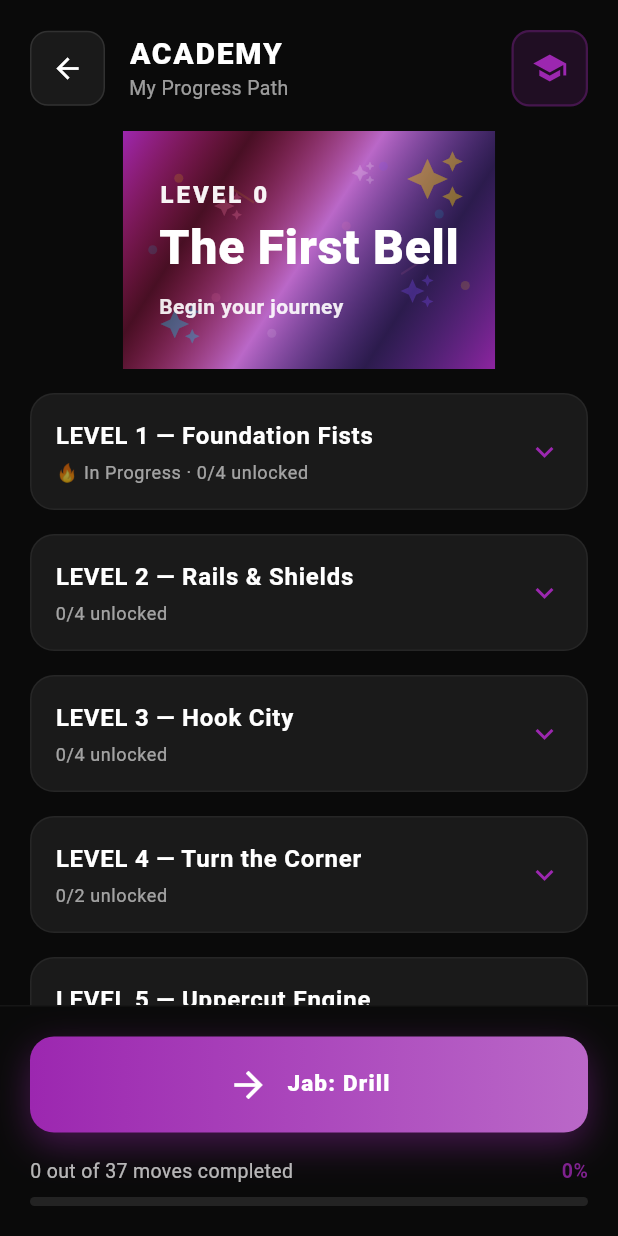
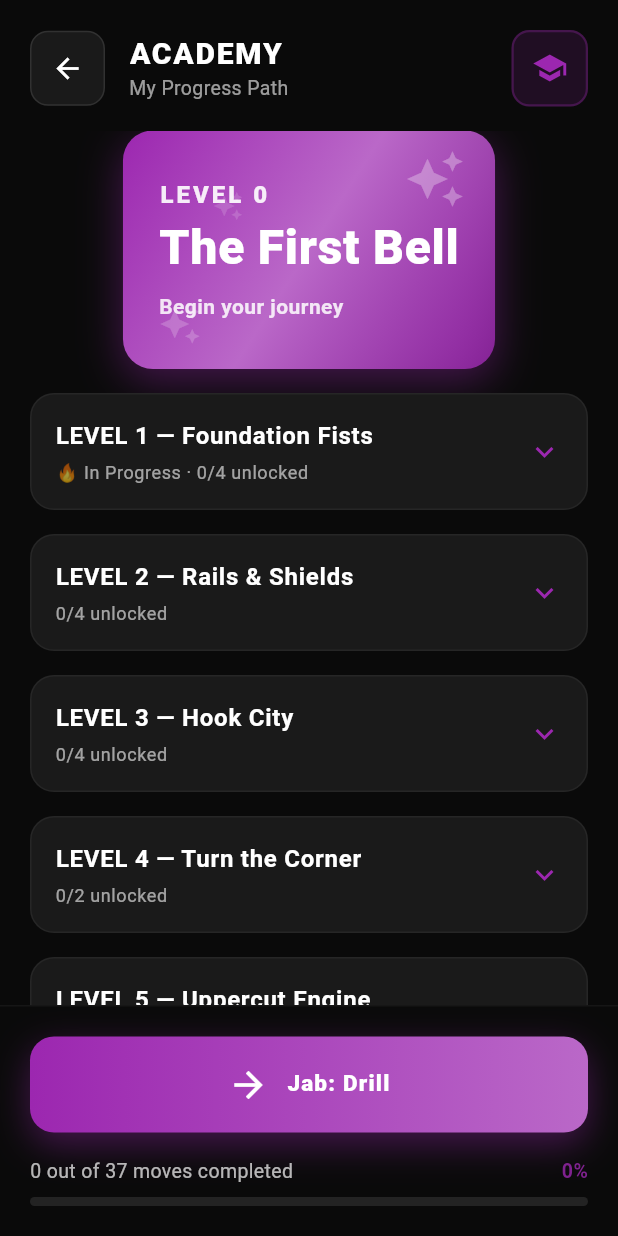
Before and after one commit to mikebg95/fight-my-shadow, a Flutter app: the LearningProgressScreen screen opened by its route, after a tap on an icon or button, on a phone screen of 412 x 824 dp. Run offline on Flutter 3.47's test engine with Material 3 defaults, Android fonts, the light colour scheme and no system bars; our stand-ins replace audioplayers, flutter_tts, shared_preferences; accounts and stored records are empty.

Commit message:
Revert "Enhance Academy hero banner with celebratory accents"
This reverts commit 17d736655e7d4e9cea4a1012201e2130ac8dc30f.

```diff
--- a/lib/screens/learning_progress_screen.dart
+++ b/lib/screens/learning_progress_screen.dart
@@ -201,36 +201,35 @@ class LearningProgressScreen extends StatelessWidget {
     }
 
     return Container(
+      margin: const EdgeInsets.symmetric(horizontal: 20),
       decoration: BoxDecoration(
         gradient: LinearGradient(
           begin: Alignment.topLeft,
           end: Alignment.bottomRight,
           colors: [
             _academyPrimary,
-            const Color(0xFFD81B60).withValues(alpha: 0.3), // Magenta accent
             _academySecondary,
-            const Color(0xFF5E35B1).withValues(alpha: 0.4), // Deep purple accent
-            _academyPrimary.withValues(alpha: 0.9),
+            _academyPrimary.withValues(alpha: 0.8),
           ],
-          stops: const [0.0, 0.25, 0.5, 0.75, 1.0],
         ),
+        borderRadius: BorderRadius.circular(20),
+        boxShadow: [
+          BoxShadow(
+            color: _academyPrimary.withValues(alpha: 0.4),
+            blurRadius: 24,
+            offset: const Offset(0, 8),
+          ),
+        ],
       ),
       child: Stack(
         children: [
-          // Subtle confetti dots overlay
-          Positioned.fill(
-            child: CustomPaint(
-              painter: _ConfettiPainter(),
-            ),
-          ),
-
-          // Decorative sparkle elements with color accents
+          // Decorative sparkle elements
           Positioned(
             top: 12,
             right: 20,
             child: Icon(
               Icons.auto_awesome,
-              color: const Color(0xFFFFD700).withValues(alpha: 0.4), // Gold accent
+              color: Colors.white.withValues(alpha: 0.3),
               size: 40,
             ),
           ),
@@ -239,7 +238,7 @@ class LearningProgressScreen extends StatelessWidget {
             left: 24,
             child: Icon(
               Icons.auto_awesome,
-              color: const Color(0xFF00E5FF).withValues(alpha: 0.3), // Cyan accent
+              color: Colors.white.withValues(alpha: 0.2),
               size: 28,
             ),
           ),
@@ -248,26 +247,8 @@ class LearningProgressScreen extends StatelessWidget {
             left: 60,
             child: Icon(
               Icons.auto_awesome,
-              color: const Color(0xFFFF80AB).withValues(alpha: 0.25), // Pink accent
+              color: Colors.white.withValues(alpha: 0.15),
               size: 20,
-            ),
-          ),
-          Positioned(
-            top: 20,
-            right: 80,
-            child: Icon(
-              Icons.auto_awesome,
-              color: Colors.white.withValues(alpha: 0.2),
-              size: 16,
-            ),
-          ),
-          Positioned(
-            bottom: 40,
-            right: 40,
-            child: Icon(
-              Icons.auto_awesome,
-              color: const Color(0xFF7C4DFF).withValues(alpha: 0.3), // Indigo accent
-              size: 24,
             ),
           ),
 
@@ -284,7 +265,7 @@ class LearningProgressScreen extends StatelessWidget {
                         fontSize: 16,
                         fontWeight: FontWeight.w900,
                         letterSpacing: 2.0,
-                        color: Colors.white.withValues(alpha: 0.95),
+                        color: Colors.white.withValues(alpha: 0.9),
                       ),
                 ),
                 const SizedBox(height: 8),
@@ -308,7 +289,7 @@ class LearningProgressScreen extends StatelessWidget {
                   style: Theme.of(context).textTheme.bodyMedium?.copyWith(
                         fontSize: 14,
                         fontWeight: FontWeight.w600,
-                        color: Colors.white.withValues(alpha: 0.9),
+                        color: Colors.white.withValues(alpha: 0.85),
                         letterSpacing: 0.3,
                       ),
                 ),
@@ -817,59 +798,3 @@ class LearningProgressScreen extends StatelessWidget {
     );
   }
 }
-
-/// Custom painter for subtle confetti dots overlay on the hero banner.
-class _ConfettiPainter extends CustomPainter {
-  @override
-  void paint(Canvas canvas, Size size) {
-    final paint = Paint()..style = PaintingStyle.fill;
-
-    // Define celebratory accent colors with low opacity
-    final confettiColors = [
-      const Color(0xFFFFD700).withValues(alpha: 0.15), // Gold
-      const Color(0xFF00E5FF).withValues(alpha: 0.12), // Cyan
-      const Color(0xFFFF80AB).withValues(alpha: 0.12), // Pink
-      const Color(0xFF7C4DFF).withValues(alpha: 0.15), // Indigo
-      Colors.white.withValues(alpha: 0.1),
-    ];
-
-    // Draw subtle confetti dots in strategic positions
-    final confettiPositions = [
-      Offset(size.width * 0.15, size.height * 0.2),
-      Offset(size.width * 0.85, size.height * 0.35),
-      Offset(size.width * 0.25, size.height * 0.7),
-      Offset(size.width * 0.7, size.height * 0.15),
-      Offset(size.width * 0.4, size.height * 0.85),
-      Offset(size.width * 0.92, size.height * 0.65),
-      Offset(size.width * 0.08, size.height * 0.5),
-      Offset(size.width * 0.6, size.height * 0.4),
-    ];
-
-    for (int i = 0; i < confettiPositions.length; i++) {
-      paint.color = confettiColors[i % confettiColors.length];
-      canvas.drawCircle(confettiPositions[i], 3.0, paint);
-    }
-
-    // Add some tiny sparkle lines
-    final linePaint = Paint()
-      ..strokeWidth = 1.5
-      ..strokeCap = StrokeCap.round;
-
-    linePaint.color = const Color(0xFFFFD700).withValues(alpha: 0.1);
-    canvas.drawLine(
-      Offset(size.width * 0.3, size.height * 0.25),
-      Offset(size.width * 0.35, size.height * 0.3),
-      linePaint,
-    );
-
-    linePaint.color = const Color(0xFFFF80AB).withValues(alpha: 0.1);
-    canvas.drawLine(
-      Offset(size.width * 0.75, size.height * 0.6),
-      Offset(size.width * 0.8, size.height * 0.55),
-      linePaint,
-    );
-  }
-
-  @override
-  bool shouldRepaint(covariant CustomPainter oldDelegate) => false;
-}
```
